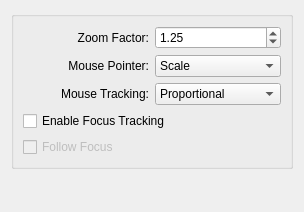
Before: the Qt Designer form effects/zoom/zoom_config.ui in KDE/kwin, drawn with Qt 5.
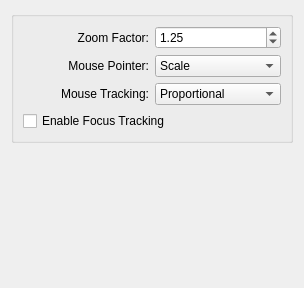
After: the same form once the commit is applied. Custom widgets are drawn as their Qt base class.

Commit message:
[effects/zoom] Implement focus tracking with QAccessibilityClient
Currently, the focus tracking functionality in the zoom effect does not
work because it relies on kaccessibleapp, which is dead. Luckily for us,
there is a library called libqaccessibilityclient that provides a way
to monitor focus changes.

Diff of the .ui file:
```diff
--- a/effects/zoom/zoom_config.ui
+++ b/effects/zoom/zoom_config.ui
@@ -7,7 +7,7 @@
     <x>0</x>
     <y>0</y>
     <width>304</width>
-    <height>212</height>
+    <height>288</height>
    </rect>
   </property>
   <layout class="QVBoxLayout" name="verticalLayout_2">
@@ -70,19 +70,6 @@
           </property>
          </widget>
         </item>
-        <item row="5" column="0" colspan="2">
-         <widget class="QCheckBox" name="kcfg_EnableFollowFocus">
-          <property name="enabled">
-           <bool>false</bool>
-          </property>
-          <property name="whatsThis">
-           <string>When the focus changes, move the zoom area to the focused location.</string>
-          </property>
-          <property name="text">
-           <string>Follow Focus</string>
-          </property>
-         </widget>
-        </item>
         <item row="2" column="0">
          <widget class="QLabel" name="label_2">
           <property name="text">
```
Left out of the diff: 29 changed lines with no effect on the pictures. The commit also changes 9 other files.
